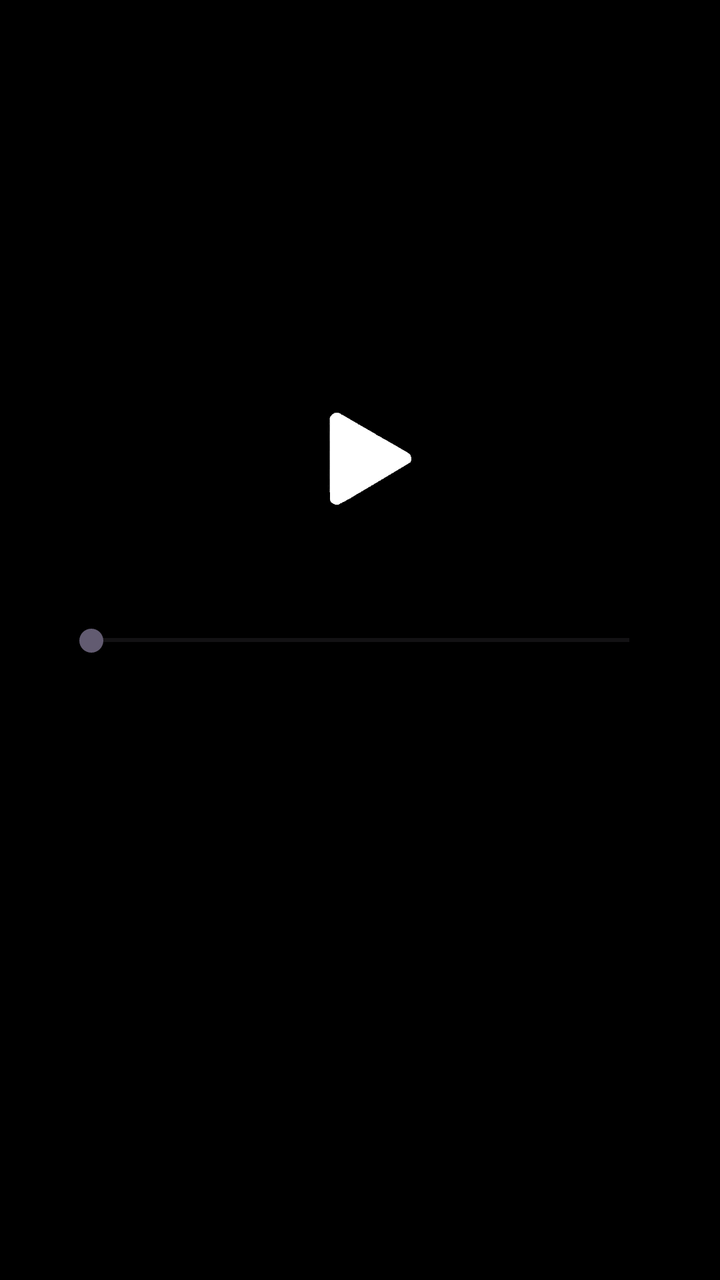
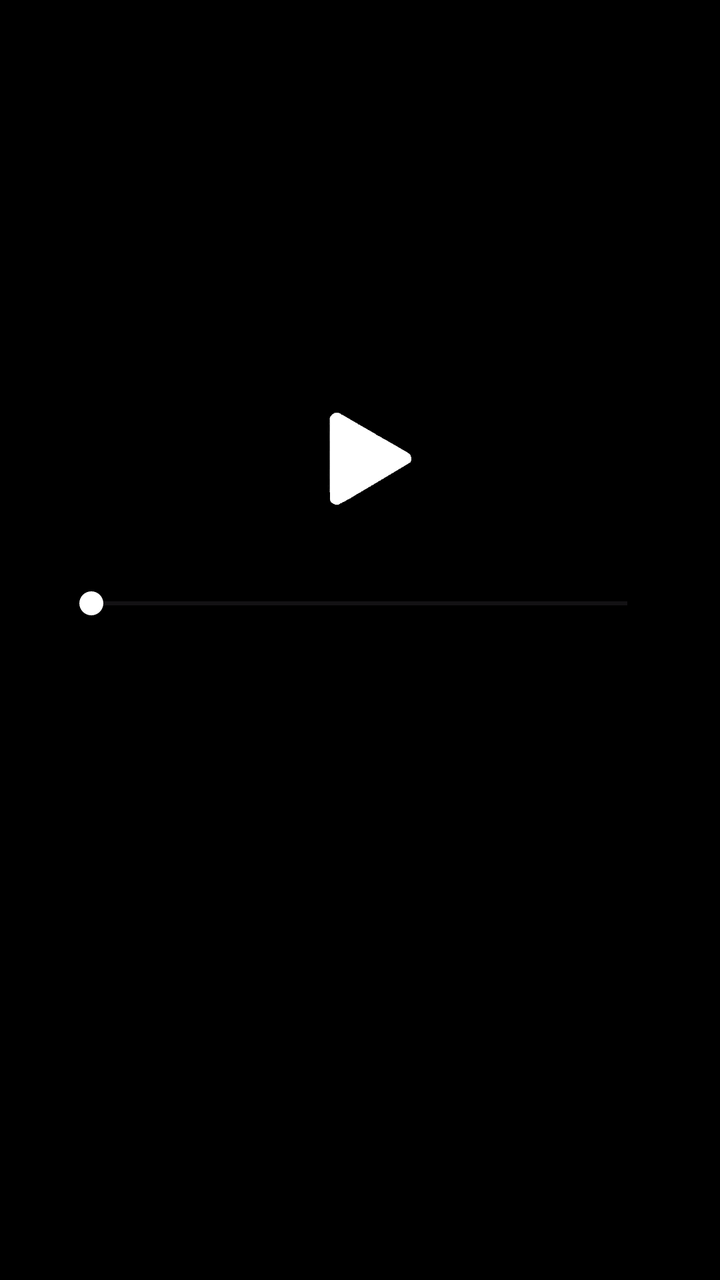

Two renders of the same Android screen: before a commit and after it. Below are the layout's source before the change and the commit's diff.
<!-- AndroidManifest.xml: application theme Theme.MusicPlayer -->
<!-- res/layout/fragment_main.xml -->
<?xml version="1.0" encoding="utf-8"?>
<androidx.constraintlayout.widget.ConstraintLayout xmlns:android="http://schemas.android.com/apk/res/android"
    xmlns:app="http://schemas.android.com/apk/res-auto"
    xmlns:tools="http://schemas.android.com/tools"
    android:layout_width="match_parent"
    android:layout_height="match_parent"
    android:background="@color/black"
    tools:context=".Main">

    <SeekBar
        android:id="@+id/musicBar"
        android:layout_width="301dp"
        android:layout_height="13dp"
        android:min="0"
        
        app:layout_constraintBottom_toBottomOf="parent"
        app:layout_constraintEnd_toEndOf="parent"
        app:layout_constraintStart_toStartOf="parent"
        app:layout_constraintTop_toTopOf="parent" />

    <ImageView
        android:id="@+id/playButton"
        android:layout_width="160dp"
        android:layout_height="133dp"
        android:src="@drawable/play"
        app:layout_constraintBottom_toBottomOf="parent"
        app:layout_constraintEnd_toEndOf="parent"
        app:layout_constraintHorizontal_bias="0.498"
        app:layout_constraintStart_toStartOf="parent"
        app:layout_constraintTop_toTopOf="parent"
        app:layout_constraintVertical_bias="0.322" />

</androidx.constraintlayout.widget.ConstraintLayout>
<!-- resources referenced by this layout -->
<resources>
  <color name="black">#FF000000</color>
  <!-- drawable play: png bitmap (drawable, 53062 bytes) -->
  <style name="Theme.MusicPlayer" parent="Base.Theme.MusicPlayer" />
  <style name="Base.Theme.MusicPlayer" parent="Theme.Material3.DayNight.NoActionBar">
          
          
      </style>
</resources>

<!-- the commit's change to res/layout/fragment_main.xml (unified diff, before → after) -->
@@ -7,16 +7,26 @@
     android:background="@color/black"
     tools:context=".Main">
 
+
     <SeekBar
         android:id="@+id/musicBar"
-        android:layout_width="301dp"
-        android:layout_height="13dp"
-        android:min="0"
-        
+        android:layout_width="300dp"
+        android:layout_height="250dp"
+        android:maxHeight="10dp"
+
+
+        android:minHeight="10dp"
+        android:scrollbarSize="10dp"
+        android:theme="@style/SeekBarColor"
+
+
         app:layout_constraintBottom_toBottomOf="parent"
         app:layout_constraintEnd_toEndOf="parent"
+
+        app:layout_constraintHorizontal_bias="0.495"
         app:layout_constraintStart_toStartOf="parent"
-        app:layout_constraintTop_toTopOf="parent" />
+        app:layout_constraintTop_toTopOf="parent"
+        app:layout_constraintVertical_bias="0.453" />
 
     <ImageView
         android:id="@+id/playButton"
<!-- resource entries referenced after the edit -->
@@ -2,7 +2,11 @@
 <resources>
   <color name="black">#FF000000</color>
   <!-- drawable play: png bitmap (drawable, 53062 bytes) -->
+  <style name="SeekBarColor" parent="Widget.AppCompat.SeekBar">
+          <item name="colorAccent">@color/white</item>
+      </style>
   <style name="Theme.MusicPlayer" parent="Base.Theme.MusicPlayer" />
+  <color name="white">#FFFFFFFF</color>
   <style name="Base.Theme.MusicPlayer" parent="Theme.Material3.DayNight.NoActionBar">
           
           
